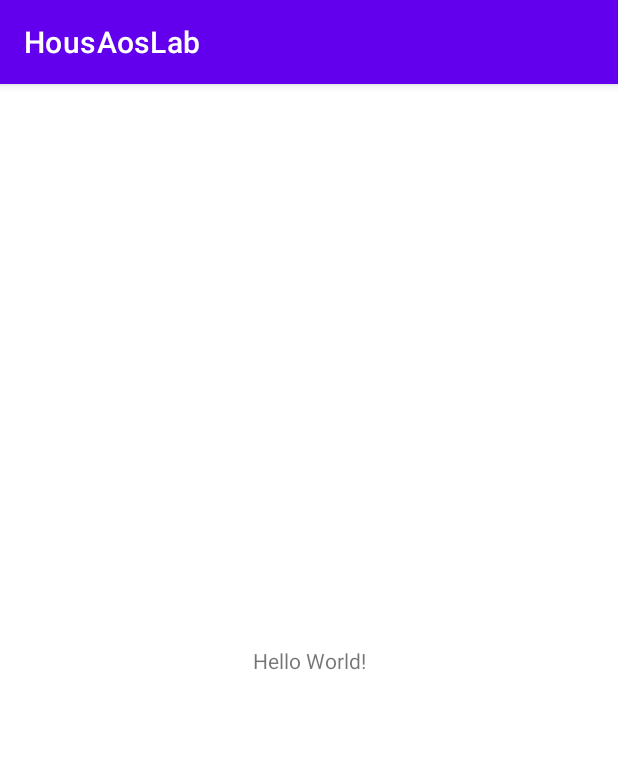
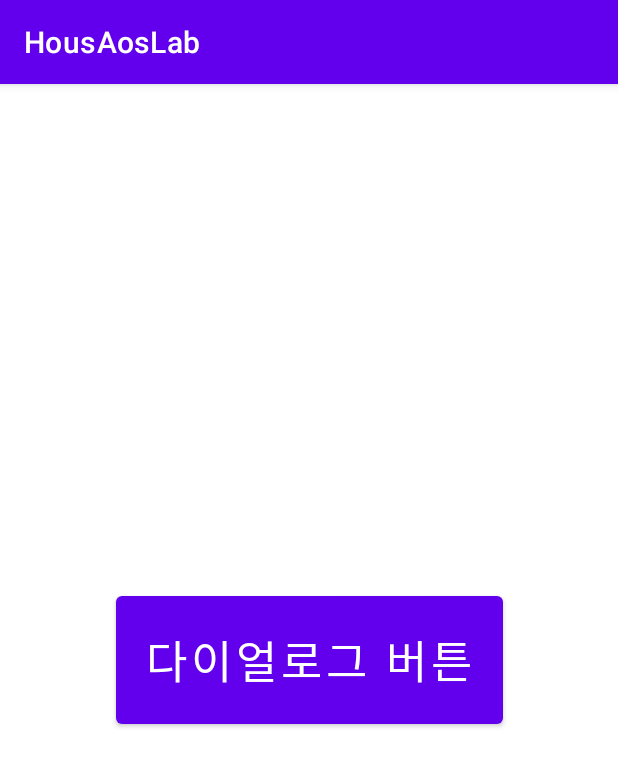
Before and after one commit to TeamHous/Hous-AosLab, an Android app: the screen it shows after launch (MainActivity), on a phone screen of 412 x 824 dp. Shown: the top 767 px of the screen. Run offline under Robolectric (Android 15) with nearby library versions, the phone set to English and light mode, and no system bars; our stand-ins replace Dagger/Hilt's generated code.

Commit message:
#14 [ui] activity_main UI 구현
나중에는 rules - D-Day event클릭시 다이얼로그 뜨도록 할 것임

```diff
--- a/app/src/main/res/layout/activity_main.xml
+++ b/app/src/main/res/layout/activity_main.xml
@@ -6,13 +6,15 @@
     android:layout_height="match_parent"
     tools:context=".MainActivity">
 
-    <TextView
+    <Button
+        android:id="@+id/btn_dialog"
         android:layout_width="wrap_content"
         android:layout_height="wrap_content"
-        android:text="Hello World!"
+        android:padding="20dp"
+        android:text="다이얼로그 버튼"
+        android:textSize="30sp"
         app:layout_constraintBottom_toBottomOf="parent"
         app:layout_constraintEnd_toEndOf="parent"
         app:layout_constraintStart_toStartOf="parent"
         app:layout_constraintTop_toTopOf="parent" />
-
 </androidx.constraintlayout.widget.ConstraintLayout>
```
